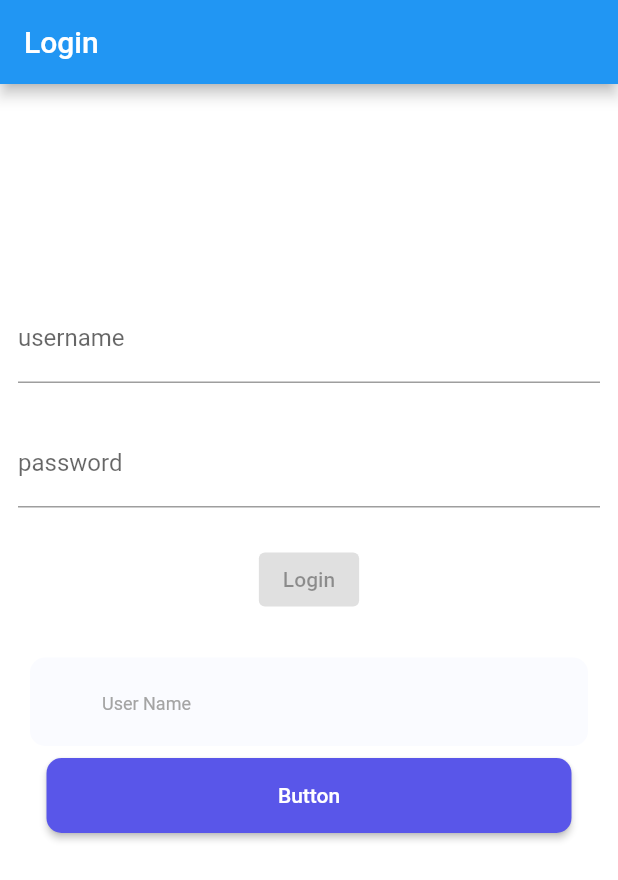
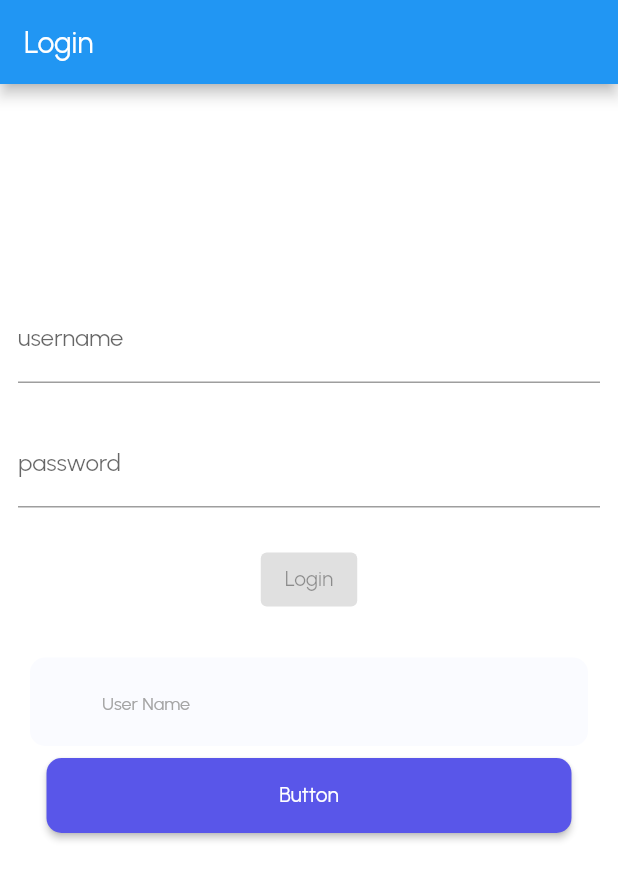
Before and after one commit to nattigy/portal.a2sv, a Flutter app: the screen it shows after launch, on a phone screen of 412 x 824 dp. Shown: the top 880 px of the screen. Run offline on Flutter 3.47's test engine with Material 2 defaults, Android fonts, the phone set to English and light mode, and no system bars; our stand-ins replace bloc, equatable, flutter_bloc, flutter_secure_storage, formz, graphql and 1 more; project files that could hold a hidden picture were left out.

Commit message:
[Mobile] add font in ThemeData

```diff
--- a/a2sv_portal_mobile/lib/app/app_view.dart
+++ b/a2sv_portal_mobile/lib/app/app_view.dart
@@ -25,6 +25,7 @@ class _AppViewState extends State<AppView> {
     return MaterialApp(
       debugShowCheckedModeBanner: false,
       navigatorKey: _navigatorKey,
+      theme: ThemeData(fontFamily: "Urbanist Regular"),
       builder: (context, child) {
       //  return PlatformsPage();
         return BlocListener<AuthenticationBloc, AuthenticationState>(
```
